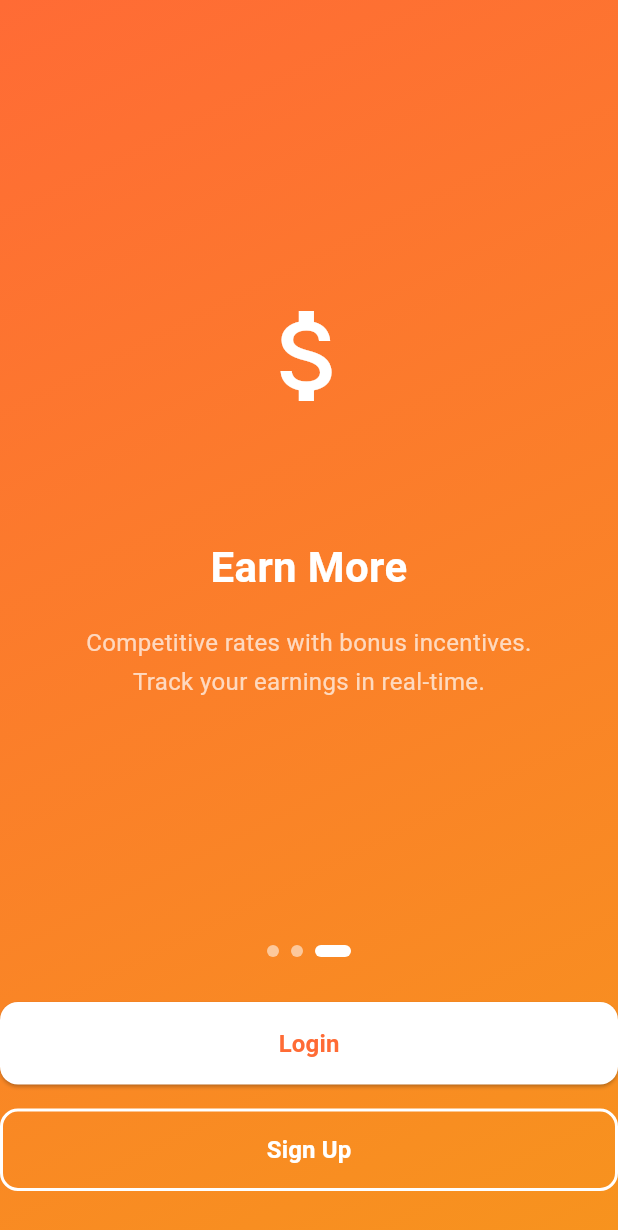
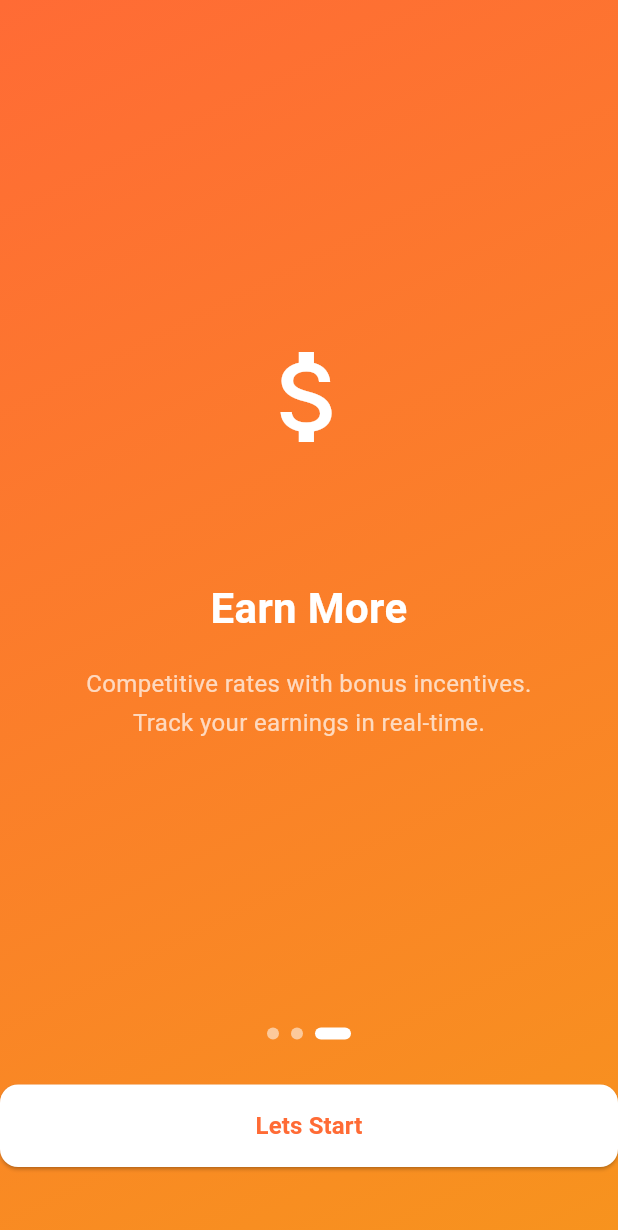
Before and after one commit to favas7/Naivedhya-delivery-person, a Flutter app: the OnboardingScreen screen opened by its route, swiped to page 3, on a phone screen of 412 x 824 dp. Shown: the top 1230 px of the screen. Run offline on Flutter 3.47's test engine with Material 3 defaults, Android fonts, the phone set to English and light mode, and no system bars; our stand-ins replace image_picker, supabase_flutter; accounts and stored records are empty.

Commit message:
page navigation changed

```diff
--- a/lib/screens/auth/signup/signup_screen.dart
+++ b/lib/screens/auth/signup/signup_screen.dart
@@ -111,7 +111,7 @@ class _SignupScreenState extends State<SignupScreen> {
               backgroundColor: Colors.green,
             ),
           );
-          Navigator.pushReplacementNamed(context, '/home');
+          Navigator.pushReplacementNamed(context, '/onboarding');
         } else {
           ScaffoldMessenger.of(context).showSnackBar(
             SnackBar(
--- a/lib/screens/onboarding_screen.dart
+++ b/lib/screens/onboarding_screen.dart
@@ -105,7 +105,7 @@ class _OnboardingScreenState extends State<OnboardingScreen> {
                     SizedBox(
                       width: double.infinity,
                       child: ElevatedButton(
-                        onPressed: () => Navigator.pushNamed(context, '/login'),
+                        onPressed: () => Navigator.pushNamed(context, '/home'),
                         style: ElevatedButton.styleFrom(
                           backgroundColor: Colors.white,
                           foregroundColor: AppColors.primary,
@@ -115,7 +115,7 @@ class _OnboardingScreenState extends State<OnboardingScreen> {
                           padding: const EdgeInsets.symmetric(vertical: 16),
                         ),
                         child: const Text(
-                          'Login',
+                          'Lets Start',
                           style: TextStyle(fontSize: 16, fontWeight: FontWeight.w600),
                         ),
                       ),
@@ -123,24 +123,7 @@ class _OnboardingScreenState extends State<OnboardingScreen> {
 
                     const SizedBox(height: 16),
 
-                    SizedBox(
-                      width: double.infinity,
-                      child: OutlinedButton(
-                        onPressed: () => Navigator.pushNamed(context, '/signup'),
-                        style: OutlinedButton.styleFrom(
-                          foregroundColor: Colors.white,
-                          side: const BorderSide(color: Colors.white, width: 2),
-                          shape: RoundedRectangleBorder(
-                            borderRadius: BorderRadius.circular(12),
-                          ),
-                          padding: const EdgeInsets.symmetric(vertical: 16),
-                        ),
-                        child: const Text(
-                          'Sign Up',
-                          style: TextStyle(fontSize: 16, fontWeight: FontWeight.w600),
-                        ),
-                      ),
-                    ),
+
                   ],
                 ),
 
@@ -214,7 +197,7 @@ class _OnboardingScreenState extends State<OnboardingScreen> {
   }
 
   void _goToAuth() {
-    Navigator.pushNamed(context, '/login');
+    Navigator.pushNamed(context, '/home');
   }
 }
 
--- a/lib/screens/profile/profile_screen.dart
+++ b/lib/screens/profile/profile_screen.dart
@@ -338,7 +338,7 @@ class ProfileScreen extends StatelessWidget {
                 final authProvider = Provider.of<AuthProvider>(context, listen: false);
                 await authProvider.signOut();
                 Navigator.of(context).pop();
-                Navigator.pushReplacementNamed(context, '/onboarding');
+                Navigator.pushReplacementNamed(context, '/login');
               },
               style: ElevatedButton.styleFrom(
                 backgroundColor: AppColors.error,
```
